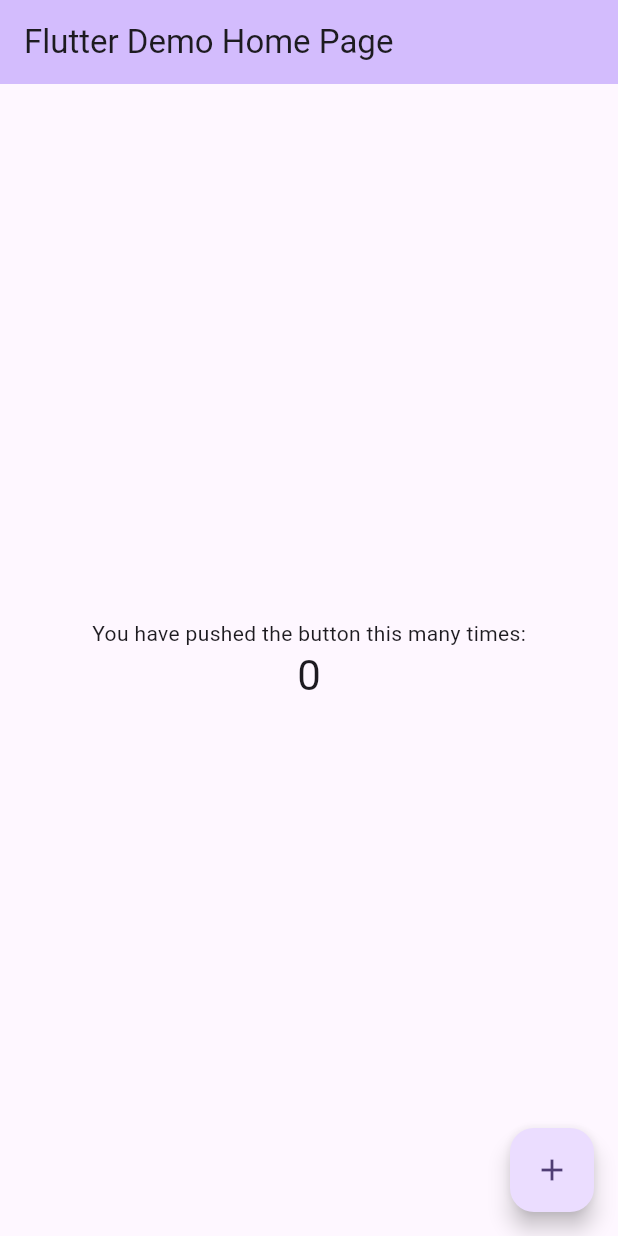
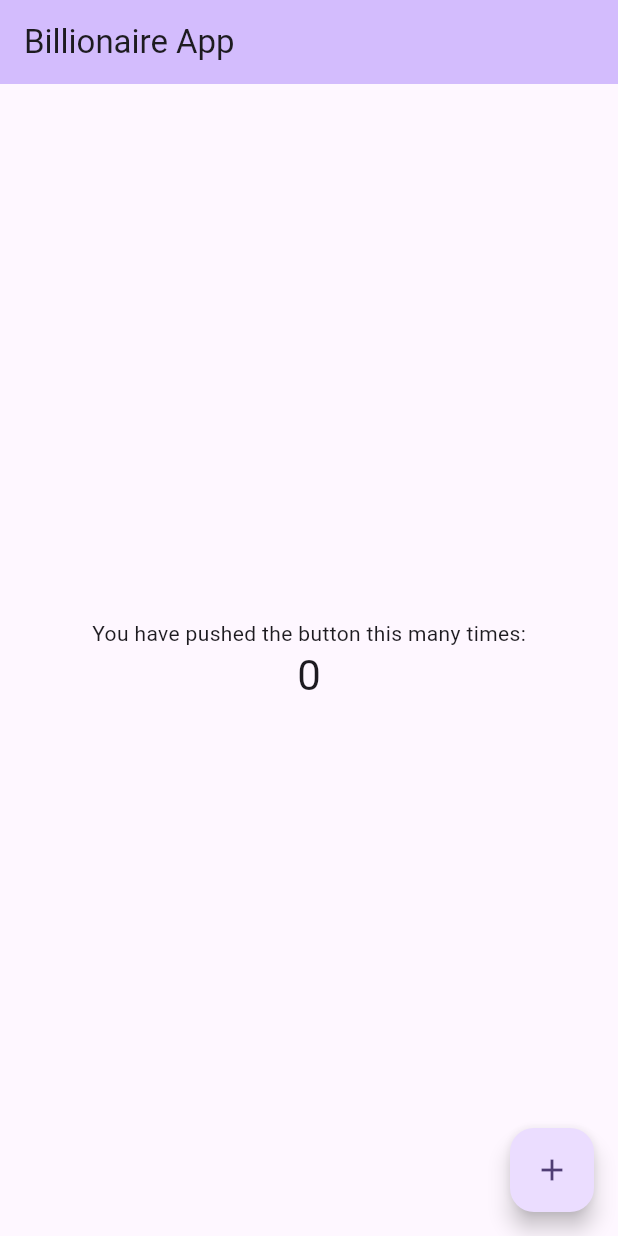
Before and after one commit to asvpxvivien/billionnaire_app, a Flutter app: the screen it shows after launch, on a phone screen of 412 x 824 dp. Run offline on Flutter 3.47's test engine with Material 3 defaults, Android fonts, the phone set to English and light mode, and no system bars.

Commit message:
updated home page title

```diff
--- a/lib/main.dart
+++ b/lib/main.dart
@@ -30,7 +30,7 @@ class MyApp extends StatelessWidget {
         // tested with just a hot reload.
         colorScheme: ColorScheme.fromSeed(seedColor: Colors.deepPurple),
       ),
-      home: const MyHomePage(title: 'Flutter Demo Home Page'),
+      home: const MyHomePage(title: 'Billionaire App'),
     );
   }
 }
```
